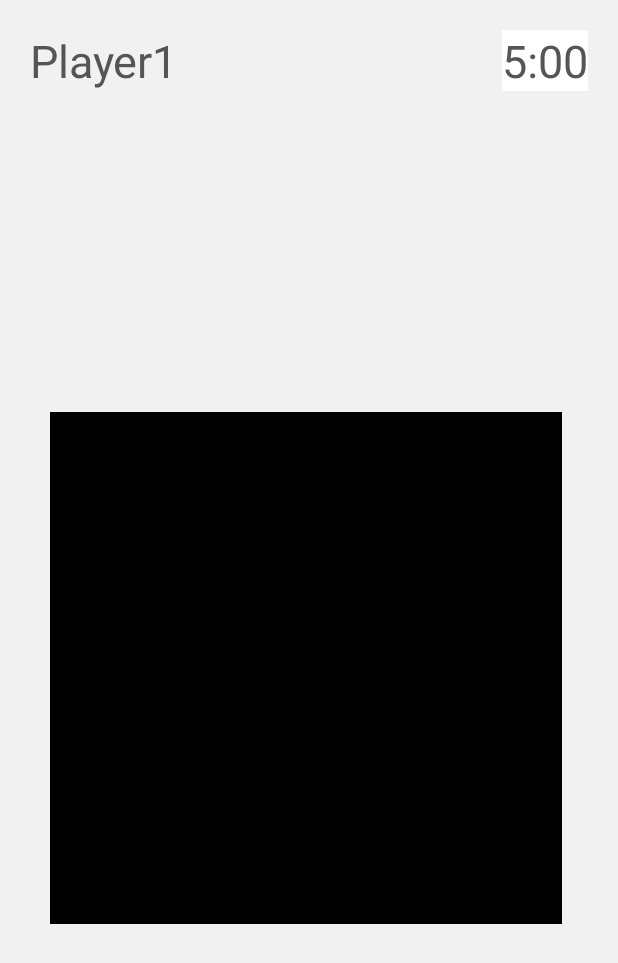
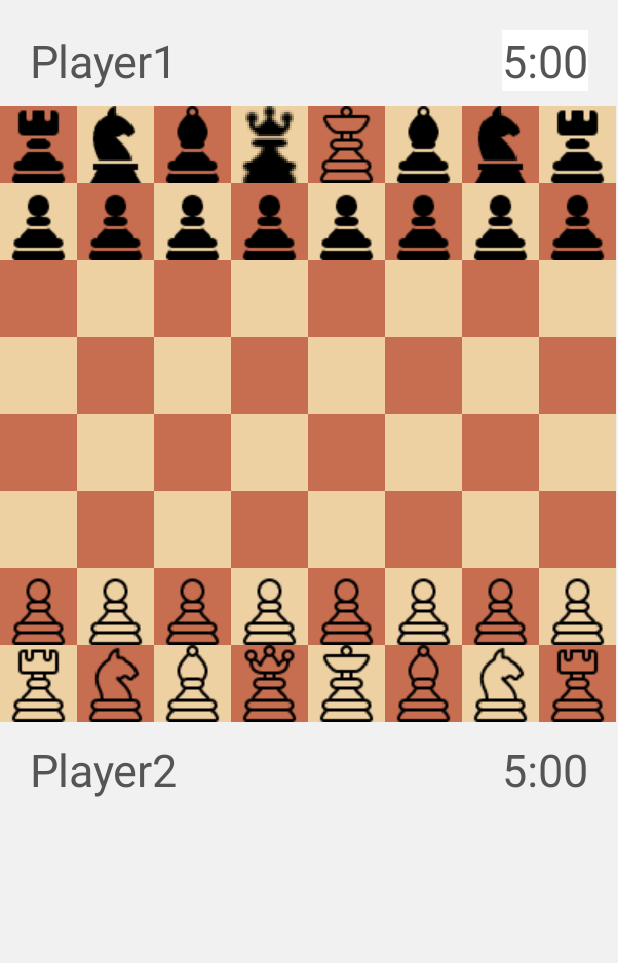
Before and after one commit to EvilGenoM/chessClient, an Android app: the screen it shows after launch (MainActivity), on a phone screen of 412 x 824 dp. Shown: the top 963 px of the screen. Run offline under Robolectric (Android 15) with nearby library versions, the phone set to English and light mode, and no system bars.

Commit message:
Внесены изменения для корректной верстки

```diff
--- a/app/src/main/java/mobi/mpk/chessandroid/view/BoardView.java
+++ b/app/src/main/java/mobi/mpk/chessandroid/view/BoardView.java
@@ -179,4 +179,5 @@ public class BoardView {
         }
 
     }
+
 }
--- a/app/src/main/java/mobi/mpk/chessandroid/view/CellView.java
+++ b/app/src/main/java/mobi/mpk/chessandroid/view/CellView.java
@@ -5,7 +5,9 @@ import android.content.Context;
 import android.graphics.Canvas;
 import android.graphics.Color;
 import android.graphics.Paint;
+import android.support.v4.content.ContextCompat;
 
+import mobi.mpk.chessandroid.R;
 import mobi.mpk.chessandroid.view.figure.FigureView;
 
 /**
@@ -34,12 +36,13 @@ public class CellView {
 
         Paint paint = new Paint();
         if((x % 2 == 0 && y % 2 == 0) || (x % 2 == 1 && y % 2 == 1)) {
-
-            paint.setColor(Color.BLACK);
+            int color = ContextCompat.getColor(context, R.color.blackCell);
+            paint.setColor(color);
 
         } else {
 
-            paint.setColor(Color.WHITE);
+            int color = ContextCompat.getColor(context, R.color.whiteCell);
+            paint.setColor(color);
 
         }
 
--- a/app/src/main/java/mobi/mpk/chessandroid/view/GameView.java
+++ b/app/src/main/java/mobi/mpk/chessandroid/view/GameView.java
@@ -48,6 +48,15 @@ public class GameView extends View {
     }
 
     @Override
+    protected void onMeasure(int widthMeasureSpec, int heightMeasureSpec){
+
+        super.onMeasure(widthMeasureSpec, heightMeasureSpec);
+        int width = getMeasuredWidth();
+        setMeasuredDimension(width, width);
+
+    }
+
+    @Override
     public void onDraw(Canvas canvas){
         super.onDraw(canvas);
         this.canvas = canvas;
@@ -64,23 +73,12 @@ public class GameView extends View {
 
         int left, right, top, bottom;
 
-        if(width < height) {
+        left = 0;
+        right = width;
 
-            left = INDENT_SIDE;
-            right = width - INDENT_SIDE;
+        top = 0;
+        bottom = height;
 
-            top = (height / 2) - (right - left) / 2;
-            bottom = top + (right - left);
-
-        } else {
-
-            top = INDENT_SIDE;
-            bottom = height - INDENT_SIDE;
-
-            left = (width / 2) - (bottom - top) / 2;
-            right = left + (bottom - top);
-
-        }
         boardView = new BoardView(left, top, right, bottom, this);
 
     }
```
